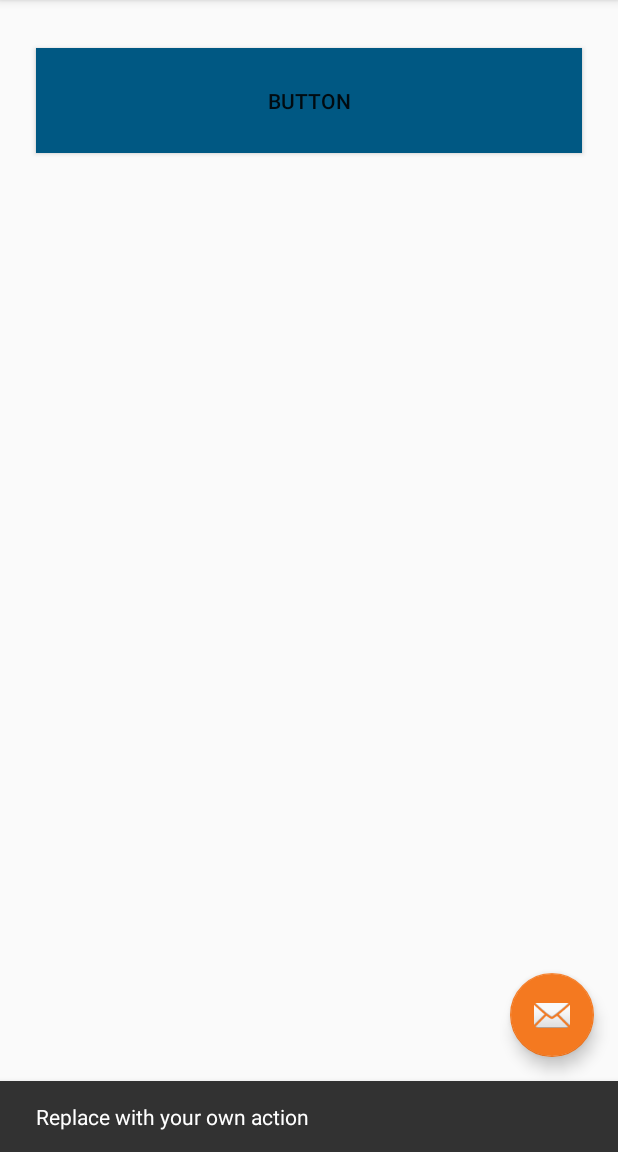
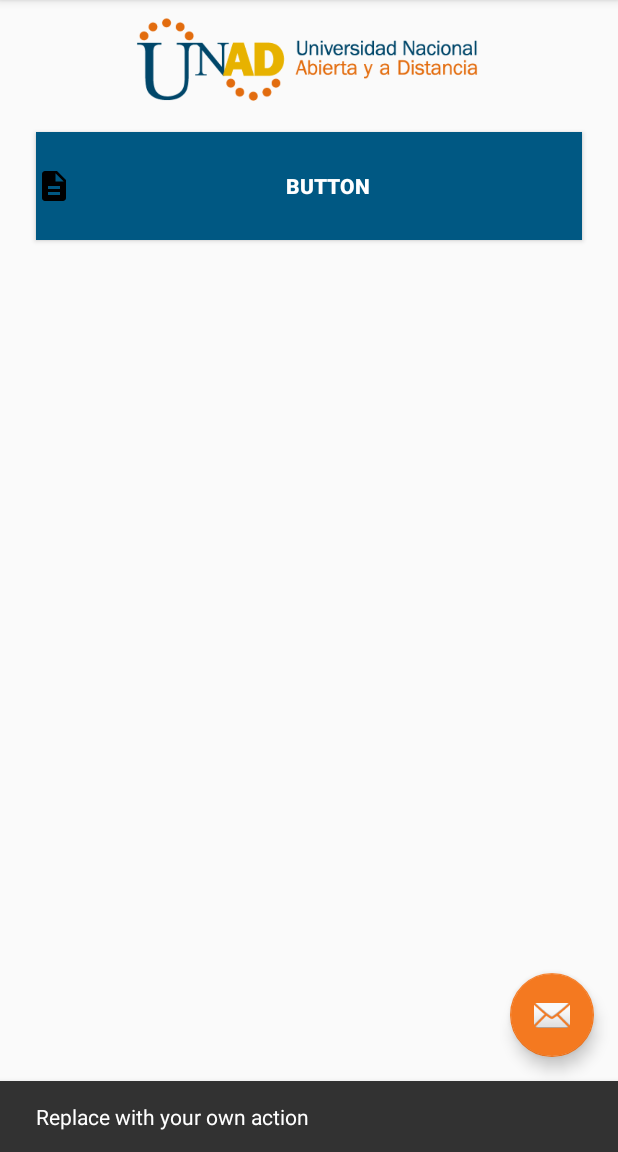
Before and after one commit to pablosalgado/UNADroid, an Android app: the screen it shows after launch (Main2Activity), after a tap on an icon or button, on a phone screen of 412 x 824 dp, the part 84-1236 px from its top. Run offline under Robolectric (Android 15) with nearby library versions, the phone set to English and light mode, and no system bars.

Commit message:
Se crean iconos iniciales

```diff
--- a/app/src/main/java/co/edu/unadvirtual/computacion/movil/Main2Activity.java
+++ b/app/src/main/java/co/edu/unadvirtual/computacion/movil/Main2Activity.java
@@ -1,6 +1,7 @@
 package co.edu.unadvirtual.computacion.movil;
 
 import android.content.Intent;
+import android.net.Uri;
 import android.os.Bundle;
 import android.support.design.widget.FloatingActionButton;
 import android.support.design.widget.Snackbar;
@@ -90,10 +91,14 @@ public class Main2Activity extends AppCompatActivity
 
         } else if (id == R.id.nav_manage) {
 
-        } else if (id == R.id.nav_share) {
-
-        } else if (id == R.id.nav_send) {
-
+        } else if (id == R.id.nav_campus) {
+            Intent browserIntent = new Intent(Intent.ACTION_VIEW, Uri.parse(getString(R.string.campus_url)));
+            startActivity(browserIntent);
+        } else if (id == R.id.nav_exit) {
+            Intent homeIntent = new Intent(Intent.ACTION_MAIN);
+            homeIntent.addCategory( Intent.CATEGORY_HOME );
+            homeIntent.setFlags(Intent.FLAG_ACTIVITY_CLEAR_TOP);
+            startActivity(homeIntent);
         }
 
         DrawerLayout drawer = (DrawerLayout) findViewById(R.id.drawer_layout);
--- /dev/null
+++ b/app/src/main/res/drawable/ic_nav_poweroff.xml
@@ -0,0 +1,9 @@
+<vector xmlns:android="http://schemas.android.com/apk/res/android"
+        android:width="24dp"
+        android:height="24dp"
+        android:viewportWidth="24.0"
+        android:viewportHeight="24.0">
+    <path
+        android:fillColor="#FF000000"
+        android:pathData="M13,3h-2v10h2L13,3zM17.83,5.17l-1.42,1.42C17.99,7.86 19,9.81 19,12c0,3.87 -3.13,7 -7,7s-7,-3.13 -7,-7c0,-2.19 1.01,-4.14 2.58,-5.42L6.17,5.17C4.23,6.82 3,9.26 3,12c0,4.97 4.03,9 9,9s9,-4.03 9,-9c0,-2.74 -1.23,-5.18 -3.17,-6.83z"/>
+</vector>
--- /dev/null
+++ b/app/src/main/res/drawable/ic_nav_web.xml
@@ -0,0 +1,9 @@
+<vector xmlns:android="http://schemas.android.com/apk/res/android"
+        android:width="24dp"
+        android:height="24dp"
+        android:viewportWidth="24.0"
+        android:viewportHeight="24.0">
+    <path
+        android:fillColor="#FF000000"
+        android:pathData="M11.99,2C6.47,2 2,6.48 2,12s4.47,10 9.99,10C17.52,22 22,17.52 22,12S17.52,2 11.99,2zM18.92,8h-2.95c-0.32,-1.25 -0.78,-2.45 -1.38,-3.56 1.84,0.63 3.37,1.91 4.33,3.56zM12,4.04c0.83,1.2 1.48,2.53 1.91,3.96h-3.82c0.43,-1.43 1.08,-2.76 1.91,-3.96zM4.26,14C4.1,13.36 4,12.69 4,12s0.1,-1.36 0.26,-2h3.38c-0.08,0.66 -0.14,1.32 -0.14,2 0,0.68 0.06,1.34 0.14,2L4.26,14zM5.08,16h2.95c0.32,1.25 0.78,2.45 1.38,3.56 -1.84,-0.63 -3.37,-1.9 -4.33,-3.56zM8.03,8L5.08,8c0.96,-1.66 2.49,-2.93 4.33,-3.56C8.81,5.55 8.35,6.75 8.03,8zM12,19.96c-0.83,-1.2 -1.48,-2.53 -1.91,-3.96h3.82c-0.43,1.43 -1.08,2.76 -1.91,3.96zM14.34,14L9.66,14c-0.09,-0.66 -0.16,-1.32 -0.16,-2 0,-0.68 0.07,-1.35 0.16,-2h4.68c0.09,0.65 0.16,1.32 0.16,2 0,0.68 -0.07,1.34 -0.16,2zM14.59,19.56c0.6,-1.11 1.06,-2.31 1.38,-3.56h2.95c-0.96,1.65 -2.49,2.93 -4.33,3.56zM16.36,14c0.08,-0.66 0.14,-1.32 0.14,-2 0,-0.68 -0.06,-1.34 -0.14,-2h3.38c0.16,0.64 0.26,1.31 0.26,2s-0.1,1.36 -0.26,2h-3.38z"/>
+</vector>
--- a/app/src/main/res/layout/content_main2.xml
+++ b/app/src/main/res/layout/content_main2.xml
@@ -11,16 +11,30 @@
     <Button
         android:id="@+id/button2"
         android:layout_width="0dp"
-        android:layout_height="70dp"
+        android:layout_height="72dp"
         android:layout_marginEnd="24dp"
         android:layout_marginLeft="24dp"
         android:layout_marginRight="24dp"
         android:layout_marginStart="24dp"
-        android:layout_marginTop="32dp"
+        android:layout_marginTop="16dp"
         android:background="@color/colorPrimary"
+        android:drawableLeft="@drawable/ic_nav_docs"
         android:onClick="meet"
         android:text="Button"
+        android:textColor="@android:color/white"
+        android:textStyle="bold"
+        app:layout_constraintEnd_toEndOf="parent"
+        app:layout_constraintHorizontal_bias="0.552"
+        app:layout_constraintStart_toStartOf="parent"
+        app:layout_constraintTop_toBottomOf="@+id/imageView2" />
+
+    <ImageView
+        android:id="@+id/imageView2"
+        android:layout_width="331dp"
+        android:layout_height="64dp"
+        android:layout_marginTop="8dp"
         app:layout_constraintEnd_toEndOf="parent"
         app:layout_constraintStart_toStartOf="parent"
-        app:layout_constraintTop_toTopOf="parent" />
+        app:layout_constraintTop_toTopOf="parent"
+        app:srcCompat="@drawable/unad" />
 </android.support.constraint.ConstraintLayout>
--- a/app/src/main/res/menu/activity_main2_drawer.xml
+++ b/app/src/main/res/menu/activity_main2_drawer.xml
@@ -36,6 +36,10 @@
             android:id="@+id/nav_resources"
             android:icon="@drawable/ic_nav_resources"
             android:title="Recursos" />
+        <item
+            android:id="@+id/nav_campus"
+            android:icon="@drawable/ic_nav_web"
+            android:title="Ir al Campus" />
     </group>
     <group android:checkableBehavior="single" android:id="@+id/grp4">
         <item
@@ -43,8 +47,8 @@
             android:icon="@drawable/ic_nav_about"
             android:title="Acera de" />
         <item
-            android:id="@+id/nav_send"
-            android:icon="@drawable/ic_nav_exit"
+            android:id="@+id/nav_exit"
+            android:icon="@drawable/ic_nav_poweroff"
             android:title="Salir" />
     </group>
 
--- a/app/src/main/res/values/dimens.xml
+++ b/app/src/main/res/values/dimens.xml
@@ -3,6 +3,6 @@
     <dimen name="activity_horizontal_margin">16dp</dimen>
     <dimen name="activity_vertical_margin">16dp</dimen>
     <dimen name="nav_header_vertical_spacing">8dp</dimen>
-    <dimen name="nav_header_height">150dp</dimen>
+    <dimen name="nav_header_height">160dp</dimen>
     <dimen name="fab_margin">16dp</dimen>
 </resources>
--- a/app/src/main/res/values/strings.xml
+++ b/app/src/main/res/values/strings.xml
@@ -9,4 +9,5 @@
     <string name="nav_header_subtitle">Computación Móbil</string>
     <string name="nav_header_desc">Navigation header</string>
     <string name="action_settings">Settings</string>
+    <string name="campus_url">https://www.unad.edu.co/</string>
 </resources>
```
Also changed, not shown: app/src/main/res/drawable/unad.png (added).
